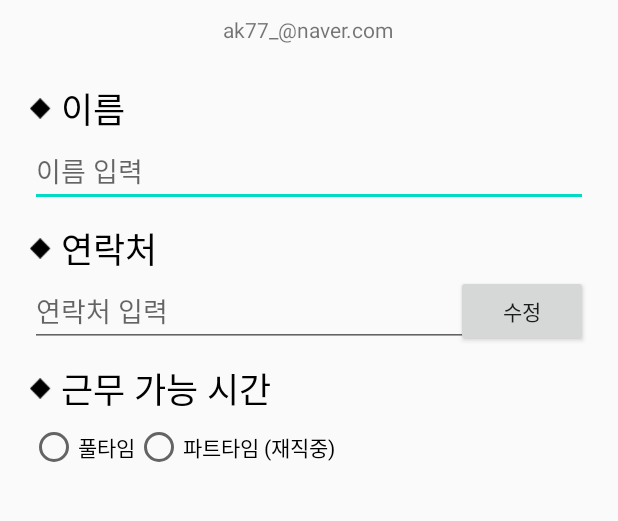
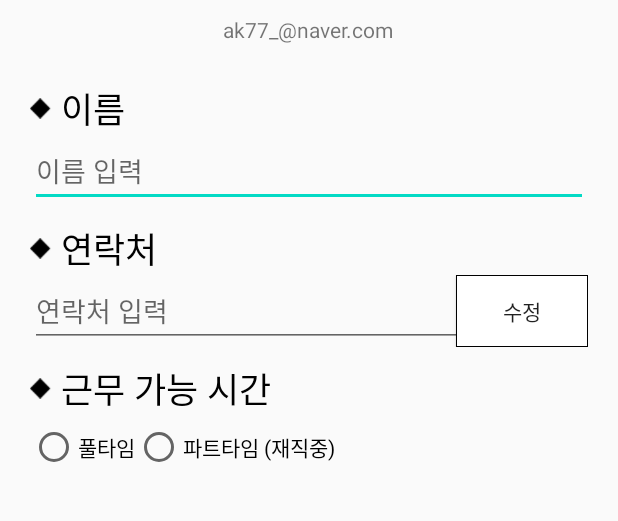
Before and after one commit to seakjh/20200320_01_ProfileSetting, an Android app: the screen it shows after launch (MainActivity), on a phone screen of 412 x 824 dp, the part 287-808 px from its top. Run offline under Robolectric (Android 15) with nearby library versions, the phone set to English and light mode, and no system bars; our stand-ins replace CircleImageView, data binding.

Commit message:
눌리지 않았을때 검정 테두리를 가진 흰색 사각형 버튼으로 변경

```diff
--- /dev/null
+++ b/app/src/main/res/drawable/white_border_button.xml
@@ -0,0 +1,45 @@
+<?xml version="1.0" encoding="utf-8"?>
+<selector xmlns:android="http://schemas.android.com/apk/res/android">
+
+    <item
+        android:state_pressed="false">
+
+        <layer-list>
+            <item>
+                <shape
+                    android:shape="rectangle">
+                    <solid
+                        android:color="#000"/>
+                </shape>
+            </item>
+            <item
+                android:top="1dp"
+                android:left="1dp"
+                android:right="1dp"
+                android:bottom="1dp">
+                <shape
+                    android:shape="rectangle">
+                    <solid
+                        android:color="#fff"/>
+                </shape>
+            </item>
+        </layer-list>
+
+    </item>
+
+    <item
+        android:state_pressed="true">
+
+        <layer-list>
+            <item>
+                <shape
+                    android:shape="oval">
+                    <solid
+                        android:color="#f00"/>
+                </shape>
+            </item>
+        </layer-list>
+
+    </item>
+
+</selector>
--- a/app/src/main/res/layout/activity_main.xml
+++ b/app/src/main/res/layout/activity_main.xml
@@ -107,6 +107,7 @@
                 android:layout_width="wrap_content"
                 android:layout_height="wrap_content"
                 android:text="수정"
+                android:background="@drawable/white_border_button"
                 android:layout_gravity="right"/>
 
         </FrameLayout>
```
